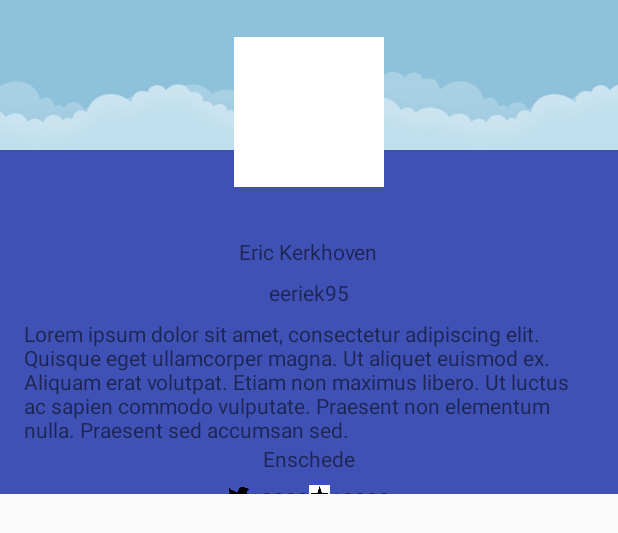
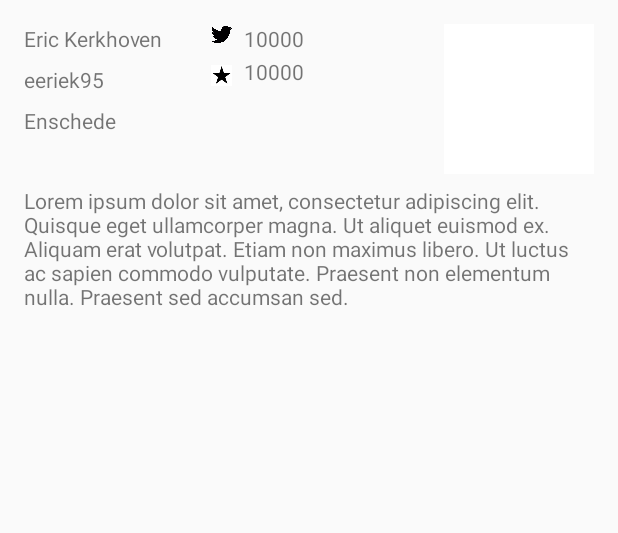
Before and after one commit to sirTomasson/ATwitterClientByEricAndYouri, an Android app: the layout fragment_profile.xml on its own in the app's theme, with its tools: preview values and no code run, on a phone screen of 412 x 824 dp. Shown: the top 533 px of the screen. Run offline under Robolectric (Android 15) with nearby library versions, the phone set to English and light mode, and no system bars.

Commit message:
Remove ProfileActivity

```diff
--- a/app/src/main/AndroidManifest.xml
+++ b/app/src/main/AndroidManifest.xml
@@ -19,10 +19,6 @@
             </intent-filter>
         </activity>
 
-        <activity
-            android:name=".activity.ProfileActivity"
-            android:parentActivityName=".activity.MainActivity" />
-
         <activity android:name=".activity.LoginActivity"
             android:parentActivityName=".activity.MainActivity"/>
 
--- a/app/src/main/res/layout/fragment_profile.xml
+++ b/app/src/main/res/layout/fragment_profile.xml
@@ -1,14 +1,13 @@
 <?xml version="1.0" encoding="utf-8"?>
 <LinearLayout xmlns:android="http://schemas.android.com/apk/res/android"
     xmlns:app="http://schemas.android.com/apk/res-auto"
-    xmlns:tools="http://schemas.android.com/tools"
     android:layout_width="match_parent"
     android:layout_height="match_parent"
     android:gravity="center_horizontal"
     android:orientation="vertical">
 
-    <LinearLayout
-        android:background="@color/colorPrimary"
+    <RelativeLayout
+        android:padding="16dp"
         android:layout_width="match_parent"
         android:layout_height="0dp"
         android:layout_weight="2"
@@ -16,70 +15,60 @@
         android:orientation="vertical">
 
 
-        <FrameLayout
-            android:id="@+id/fl_img_container"
-            android:layout_width="match_parent"
-            android:layout_height="150dp">
-
-            <ImageView
-                android:id="@+id/iv_profile_background"
-                android:layout_width="match_parent"
-                android:layout_height="100dp"
-                android:contentDescription="@string/iv_background_img_description"
-                android:scaleType="centerCrop"
-                android:src="@drawable/bg" />
-
         <ImageView
             android:id="@+id/iv_profile_img"
             android:layout_width="100dp"
             android:layout_height="100dp"
+            android:layout_alignParentEnd="true"
+            android:layout_alignParentTop="true"
             android:layout_gravity="center"
             android:contentDescription="@string/iv_profile_img_content_description"
             app:srcCompat="@android:color/white" />
 
-        </FrameLayout>
 
         <TextView
             android:id="@+id/tv_name"
             android:layout_width="wrap_content"
             android:layout_height="wrap_content"
-            android:layout_marginTop="8dp"
+            android:layout_alignParentStart="true"
+            android:layout_alignParentTop="true"
             android:text="@string/place_holder_name" />
 
         <TextView
             android:id="@+id/tv_sceen_name"
             android:layout_width="wrap_content"
             android:layout_height="wrap_content"
+            android:layout_alignParentStart="true"
+            android:layout_below="@+id/tv_name"
             android:layout_marginTop="8dp"
             android:text="@string/place_holder_screen_name" />
-
-        <TextView
-            android:layout_marginEnd="16dp"
-            android:layout_marginStart="16dp"
-            android:id="@+id/tv_description"
-            android:layout_width="match_parent"
-            android:layout_height="wrap_content"
-            android:layout_marginTop="8dp"
-            android:text="@string/place_holder_description" />
 
         <TextView
             android:id="@+id/tv_location"
             android:layout_width="wrap_content"
             android:layout_height="wrap_content"
+            android:layout_alignParentStart="true"
+            android:layout_below="@+id/tv_sceen_name"
+            android:layout_marginTop="8dp"
             android:text="@string/place_holder_location" />
 
-
-        <LinearLayout
+        <TextView
+            android:id="@+id/tv_description"
             android:layout_width="match_parent"
             android:layout_height="wrap_content"
+            android:layout_alignParentStart="true"
+            android:layout_below="@+id/iv_profile_img"
             android:layout_marginTop="8dp"
-            android:gravity="center_horizontal"
-            android:orientation="horizontal">
+            android:text="@string/place_holder_description" />
+
 
         <ImageView
             android:id="@+id/iv_followers_count"
             android:layout_width="14sp"
             android:layout_height="14sp"
+            android:layout_alignParentTop="true"
+            android:layout_marginStart="32dp"
+            android:layout_toEndOf="@+id/tv_name"
             android:contentDescription="@string/iv_followers_content_description"
             app:srcCompat="@drawable/twitter" />
 
@@ -87,29 +76,35 @@
             android:id="@+id/tv_followers_count"
             android:layout_width="wrap_content"
             android:layout_height="wrap_content"
+            android:layout_alignParentTop="true"
+            android:layout_marginStart="8dp"
+            android:layout_toEndOf="@+id/iv_followers_count"
             android:text="@string/place_holder_retweet_count" />
 
         <ImageView
             android:id="@+id/iv_favorites_count"
             android:layout_width="14sp"
             android:layout_height="14sp"
+            android:layout_alignTop="@+id/tv_sceen_name"
+            android:layout_alignStart="@+id/iv_followers_count"
             android:contentDescription="@string/iv_retweet_content_description"
             app:srcCompat="@drawable/favorite" />
 
 
         <TextView
+            android:layout_alignBottom="@id/iv_favorites_count"
+            android:layout_toEndOf="@+id/iv_favorites_count"
             android:id="@+id/tv_favorites_count"
             android:layout_width="wrap_content"
             android:layout_height="wrap_content"
+            android:layout_marginStart="8dp"
             android:text="@string/place_holder_follower_count" />
 
 
-        </LinearLayout>
-
-    </LinearLayout>
+    </RelativeLayout>
 
     <LinearLayout
-
+        android:padding="16dp"
         android:layout_width="match_parent"
         android:layout_height="0dp"
         android:layout_weight="3">
```
Also changed, not shown: app/src/main/java/ap/tomassen/online/ruigetweets/activity/ProfileActivity.java (deleted, +0 -98 lines), app/src/main/java/ap/tomassen/online/ruigetweets/fragment/ProfileFragment.java (+4 -4 lines), app/src/main/java/ap/tomassen/online/ruigetweets/view/StatusListAdapter.java (+10 -13 lines). Lines whose indentation alone changed are shown as unchanged.
